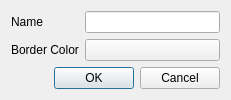
Before: the Qt Designer form CDTStudio/dialognewextraction.ui in chenguanzhou/CDTStudio, drawn with Qt 5.
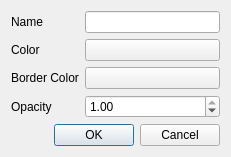
After: the same form once the commit is applied. Custom widgets are drawn as their Qt base class.

```diff
--- a/CDTStudio/dialognewextraction.ui
+++ b/CDTStudio/dialognewextraction.ui
@@ -7,7 +7,7 @@
     <x>0</x>
     <y>0</y>
     <width>231</width>
-    <height>98</height>
+    <height>153</height>
    </rect>
   </property>
   <property name="windowTitle">
@@ -26,15 +26,35 @@
      <item row="0" column="1">
       <widget class="QLineEdit" name="lineEditName"/>
      </item>
+     <item row="1" column="1">
+      <widget class="QtColorPicker" name="colorPicker">
+       <property name="sizePolicy">
+        <sizepolicy hsizetype="Expanding" vsizetype="Fixed">
+         <horstretch>0</horstretch>
+         <verstretch>0</verstretch>
+        </sizepolicy>
+       </property>
+       <property name="text">
+        <string/>
+       </property>
+      </widget>
+     </item>
      <item row="1" column="0">
       <widget class="QLabel" name="label_2">
        <property name="text">
+        <string>Color</string>
+       </property>
+      </widget>
+     </item>
+     <item row="2" column="0">
+      <widget class="QLabel" name="label_3">
+       <property name="text">
         <string>Border Color</string>
        </property>
       </widget>
      </item>
-     <item row="1" column="1">
-      <widget class="QtColorPicker" name="colorPicker">
+     <item row="2" column="1">
+      <widget class="QtColorPicker" name="borderColorPicker">
        <property name="sizePolicy">
         <sizepolicy hsizetype="Expanding" vsizetype="Fixed">
          <horstretch>0</horstretch>
@@ -46,6 +66,26 @@
        </property>
       </widget>
      </item>
+     <item row="3" column="0">
+      <widget class="QLabel" name="label_4">
+       <property name="text">
+        <string>Opacity</string>
+       </property>
+      </widget>
+     </item>
+     <item row="3" column="1">
+      <widget class="QDoubleSpinBox" name="doubleSpinBoxOpacity">
+       <property name="maximum">
+        <double>1.000000000000000</double>
+       </property>
+       <property name="singleStep">
+        <double>0.100000000000000</double>
+       </property>
+       <property name="value">
+        <double>1.000000000000000</double>
+       </property>
+      </widget>
+     </item>
     </layout>
    </item>
    <item>
```
